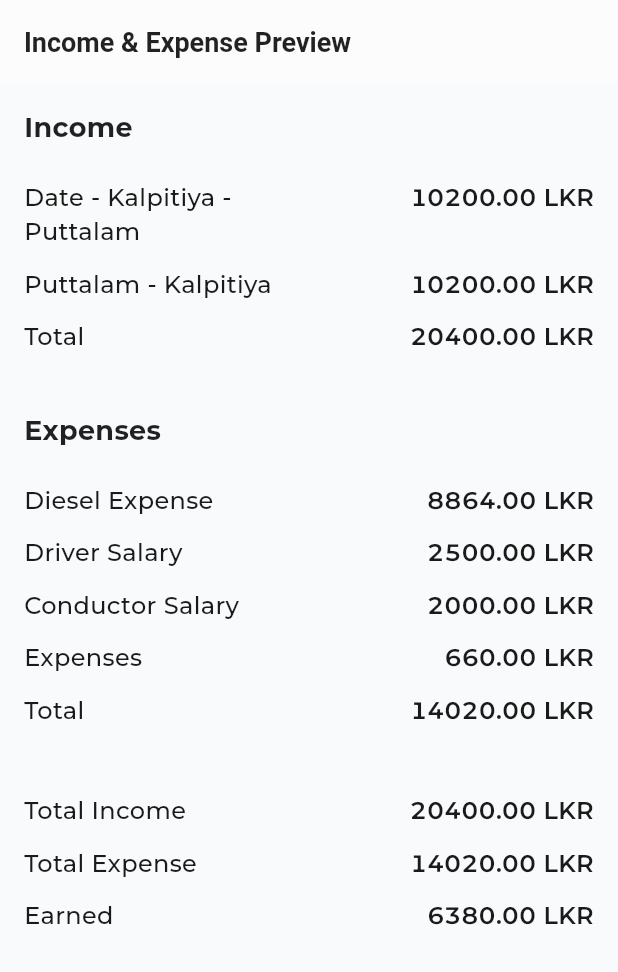
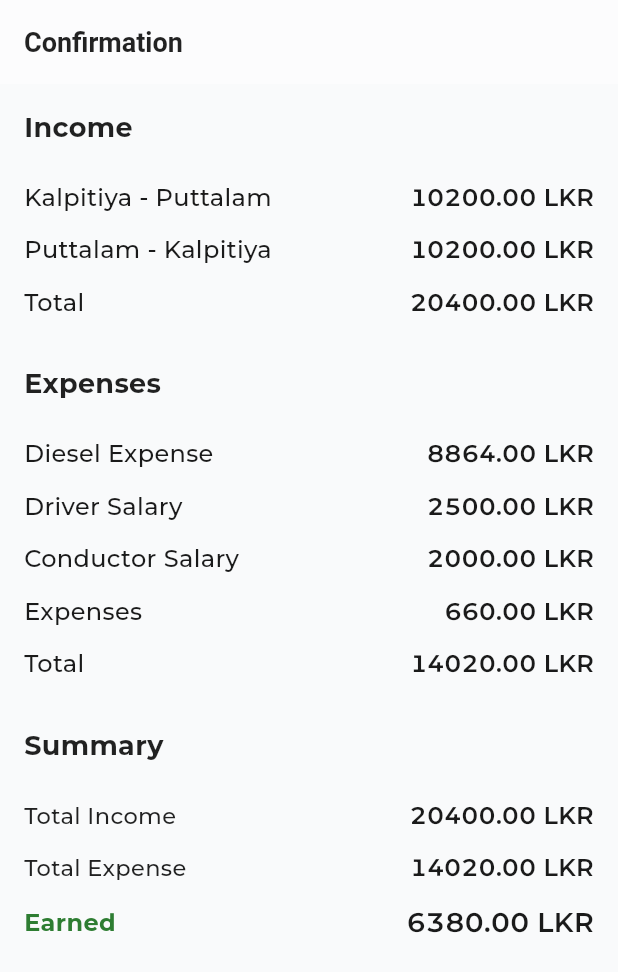
Before and after one commit to smThilshan/busflow-mobile, a Flutter app: the PreviewNewTrip screen opened by its route, on a phone screen of 412 x 824 dp. Shown: the top 972 px of the screen. Run offline on Flutter 3.47's test engine with Material 3 defaults, Android fonts, the phone set to English and light mode, and no system bars; our stand-ins replace dio, flutter_bloc, flutter_svg, go_router, google_fonts, lucide_icons_flutter.

Commit message:
added trip preview

```diff
--- a/lib/main.dart
+++ b/lib/main.dart
@@ -1,8 +1,5 @@
 import 'package:bus_flow_admin/config/theme/app_theme.dart';
 import 'package:bus_flow_admin/core/router/app_router.dart';
-import 'package:bus_flow_admin/presentation/dashboard/screens/home_screen.dart';
-import 'package:bus_flow_admin/presentation/login/screens/login_screen.dart';
-import 'package:bus_flow_admin/presentation/splash/screens/splash_screen.dart';
 import 'package:flutter/material.dart';
 
 void main() {
--- a/lib/presentation/add-income/preview_new_trip.dart
+++ b/lib/presentation/add-income/preview_new_trip.dart
@@ -1,5 +1,4 @@
 import 'package:bus_flow_admin/core/ui/app_spacing.dart';
-import 'package:bus_flow_admin/presentation/common/widgets/custom_action_btn.dart';
 import 'package:flutter/material.dart';
 
 class PreviewNewTrip extends StatefulWidget {
@@ -7,7 +6,7 @@ class PreviewNewTrip extends StatefulWidget {
 
   // Example data
   final List<Map<String, dynamic>> incomeData = const [
-    {"label": "Date - Kalpitiya - Puttalam", "amount": 10200.00},
+    {"label": "Kalpitiya - Puttalam", "amount": 10200.00},
     {"label": "Puttalam - Kalpitiya", "amount": 10200.00},
     {"label": "Total", "amount": 20400.00},
   ];
@@ -34,7 +33,7 @@ class _PreviewNewTripState extends State<PreviewNewTrip> {
   @override
   Widget build(BuildContext context) {
     return Scaffold(
-      appBar: AppBar(title: const Text("Income & Expense Preview")),
+      appBar: AppBar(title: const Text("Confirmation ")),
       body: Padding(
         padding: const EdgeInsets.all(16),
         child: SingleChildScrollView(
@@ -43,16 +42,27 @@ class _PreviewNewTripState extends State<PreviewNewTrip> {
             children: [
               /// Income Section
               buildSection("Income", widget.incomeData),
+              SizedBox(height: AppSpacing.lg),
 
-              const SizedBox(height: 32), // Big space
               /// Expense Section
               buildSection("Expenses", widget.expenseData, showNote: true),
 
-              const SizedBox(height: 32), // Big space
+              SizedBox(height: AppSpacing.lg),
+
               /// Summary Section
+              const Text(
+                "Summary",
+                style: TextStyle(
+                  fontSize: 18,
+                  fontWeight: FontWeight.bold,
+                  color: Colors.black87,
+                ),
+              ),
+              SizedBox(height: AppSpacing.md),
               Column(
                 crossAxisAlignment: CrossAxisAlignment.start,
                 children: widget.summaryData.entries.map((e) {
+                  final bool isEarned = e.key == "Earned";
                   return Padding(
                     padding: const EdgeInsets.symmetric(vertical: 6),
                     child: Row(
@@ -60,9 +70,14 @@ class _PreviewNewTripState extends State<PreviewNewTrip> {
                         Expanded(
                           child: Text(
                             e.key,
-                            style: const TextStyle(
-                              fontSize: 16,
-                              fontWeight: FontWeight.w500,
+                            style: TextStyle(
+                              fontWeight: isEarned
+                                  ? FontWeight.bold
+                                  : FontWeight.w500,
+                              color: isEarned
+                                  ? Colors.green.shade800
+                                  : Colors.black87,
+                              fontSize: isEarned ? 16 : 15,
                             ),
                           ),
                         ),
@@ -71,8 +86,8 @@ class _PreviewNewTripState extends State<PreviewNewTrip> {
                           child: Text(
                             "${e.value.toStringAsFixed(2)} LKR",
                             textAlign: TextAlign.right,
-                            style: const TextStyle(
-                              fontSize: 16,
+                            style: TextStyle(
+                              fontSize: isEarned ? 18 : 16,
                               fontWeight: FontWeight.w600,
                               fontFeatures: [FontFeature.tabularFigures()],
                             ),
```
